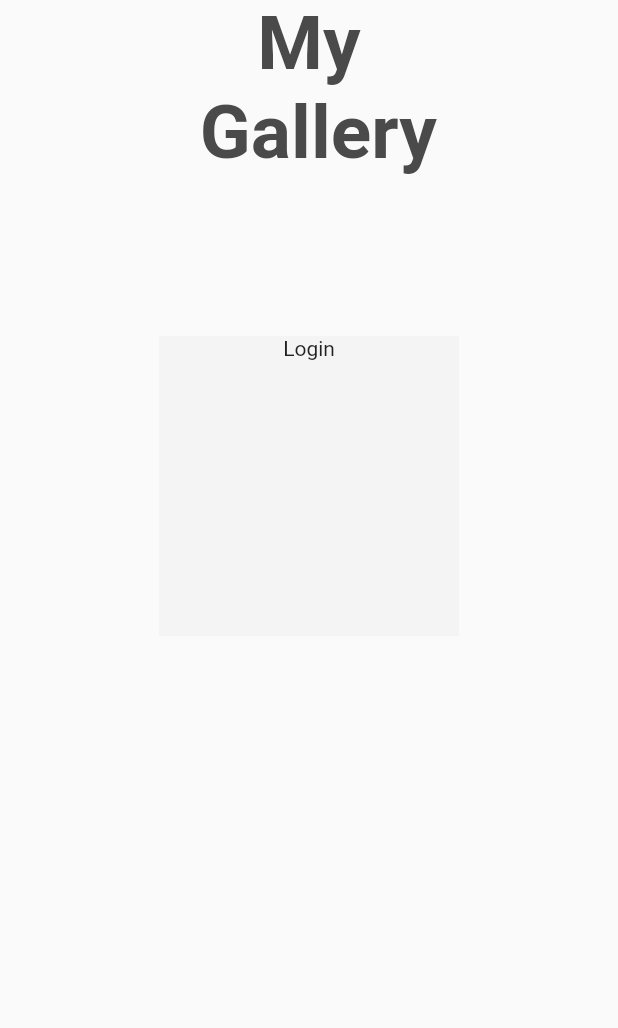
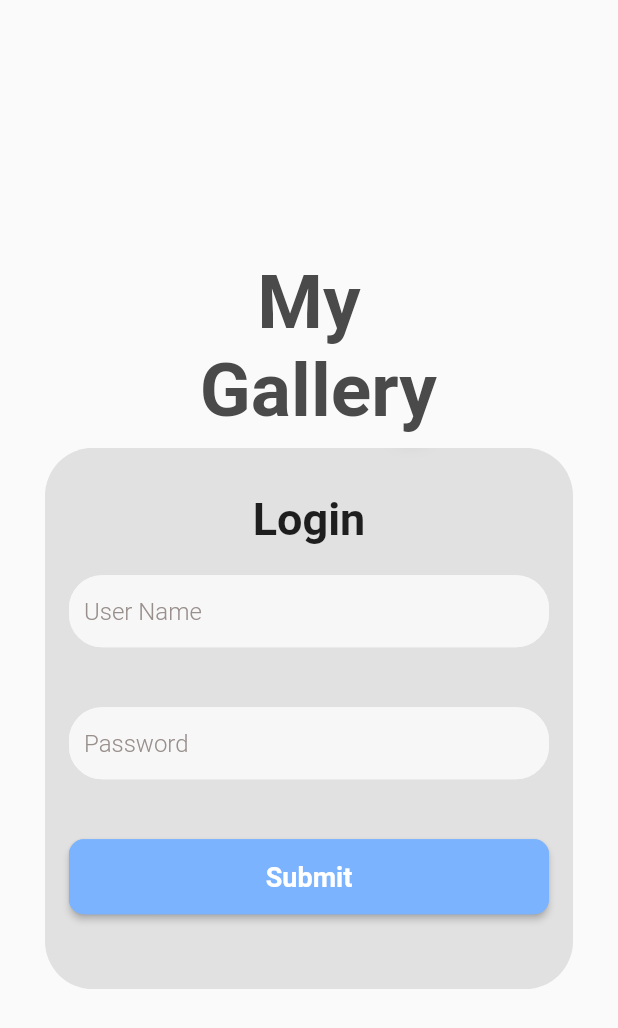
Before and after one commit to ghadaAwad99/FlutterMyGalleryApp, a Flutter app: the screen it shows after launch, on a phone screen of 412 x 824 dp. Shown: the top 1028 px of the screen. Run offline on Flutter 3.47's test engine with Material 2 defaults, Android fonts, the phone set to English and light mode, and no system bars; our stand-ins replace dio, flutter_riverpod, fluttertoast, get_it, pretty_dio_logger, shared_preferences; missing offline and left inert: ndialog.

Commit message:
login card design

```diff
--- a/lib/base/base_service.dart
+++ b/lib/base/base_service.dart
@@ -1,15 +1,43 @@
+import 'dart:convert';
+
+import 'package:shared_preferences/shared_preferences.dart';
+
 import '../data/local/shared_prefs_manager.dart';
+import '../data/remote/auth/models/login_user_model.dart';
 import '../di/service_locator.dart';
 import '../utils/network/network_manager.dart';
 
 class BaseService {
 
   final NetworkManager networkManager = getIt.get<NetworkManager>();
-  final SharedPrefsManager sharedPrefsManager = getIt.get<SharedPrefsManager>();
+
+  String accessToken = '';
+/*  static getSFInstance() async {
+    SharedPreferences prefs = await SharedPreferences.getInstance();
+    return prefs;
+  }
+
+  static addTokenToSF(String? accessToken)  async {
+    SharedPreferences prefs  = await getSFInstance();
+    prefs.setString(appLoginCredentialsKey, (accessToken != null)
+        ? accessToken : "");
+    getTokenSF();
+  }
+
+  getAccessToken()  async {
+    accessToken = await getTokenSF();
+  }
+
+  static Future<String> getTokenSF() async {
+    SharedPreferences prefs = await SharedPreferences.getInstance();
+    String value = prefs.getString(appLoginCredentialsKey) ?? "";
+    print("value $value");
+    return value;
+  }*/
 
 
   Map<String, String> get authenticatedHeaders {
-    return headers..addAll({"Authorization": "Bearer ${sharedPrefsManager.accessToken ?? ''}"});
+    return headers..addAll({"Authorization": "Bearer ${accessToken ?? ''}"});
   }
 
   Map<String, String> get headers {
--- a/lib/ui/auth/login_screen.dart
+++ b/lib/ui/auth/login_screen.dart
@@ -3,6 +3,8 @@ import 'dart:ui';
 import 'package:flutter/material.dart';
 import 'package:flutter_riverpod/flutter_riverpod.dart';
 import 'package:my_gallery_flutter/ui/auth/state/login_viewModel.dart';
+import 'package:my_gallery_flutter/ui/auth/widgets/login_card.dart';
+import 'package:my_gallery_flutter/utils/app_colors.dart';
 
 class LoginScreen extends ConsumerStatefulWidget {
   const LoginScreen({Key? key}) : super(key: key);
@@ -19,39 +21,34 @@ class _LoginScreenState extends ConsumerState<LoginScreen> {
     LoginViewModel viewModel = ref.read(loginViewModelProvider!.notifier);
     return Scaffold(
       body: Column(
+        mainAxisAlignment: MainAxisAlignment.center,
         children:  [
-        const Center(
+         const Padding(
+           padding:  EdgeInsets.all(8.0),
            child: Text(
              "My\n Gallery",
              style: TextStyle(
                  fontSize: 50,
                  fontWeight: FontWeight.bold,
-                color: Color(0xFF4A4A4A),
+                 color: AppColors.darkGrey,
              ),
              textAlign: TextAlign.center,
            ),
          ),
           Container(
-            padding: EdgeInsets.symmetric(vertical: 20, horizontal: 30),
-            width: MediaQuery.of(context).size.width,
-            height: MediaQuery.of(context).size.height / 2,
-            child: new Center(
-              child: new ClipRect(
-                child: new BackdropFilter(
-                  filter: new ImageFilter.blur(sigmaX: 10.0, sigmaY: 10.0),
-                  child: new Container(
-                    width: 200.0,
-                    height: 200.0,
-                    decoration: new BoxDecoration(
-                        color: Colors.grey.shade200.withOpacity(0.5)
+            padding: const EdgeInsets.symmetric(horizontal: 30),
+            child:  ClipRect(
+              child:  Stack(
+                children: <Widget>[
+                  BackdropFilter(
+                    filter: ImageFilter.blur(sigmaX: 8, sigmaY: 8),
+                    child: LoginCard(
+                      buttonOnPress: () {
+                          viewModel.loginUser();
+                        },
                     ),
-                    child: Column(
-                      children: [
-                        Text("Login")
+                  )
                 ],
-                    ),
-                  ),
-                ),
               ),
             ),
           )
--- /dev/null
+++ b/lib/ui/auth/widgets/custom_form_field.dart
@@ -0,0 +1,32 @@
+import 'package:flutter/material.dart';
+
+class CustomFormField extends StatelessWidget {
+  const CustomFormField({
+    Key? key, this.hintText, this.hintColor, this.fillColor,
+  }) : super(key: key);
+  final String? hintText;
+  final Color? hintColor;
+  final Color? fillColor;
+
+  @override
+  Widget build(BuildContext context) {
+    return Padding(
+      padding: const EdgeInsets.symmetric(vertical: 20),
+      child: TextFormField(
+        decoration: InputDecoration(
+          contentPadding: const EdgeInsets.symmetric(vertical: 14, horizontal: 10),
+          border: OutlineInputBorder(
+            borderRadius: BorderRadius.circular(22),
+          ),
+          enabledBorder: OutlineInputBorder(
+              borderRadius: BorderRadius.circular(22),
+              borderSide: BorderSide(color: fillColor ?? Colors.white)),
+          filled: true,
+          fillColor: fillColor ?? Colors.white,
+          hintText: hintText,
+          hintStyle: TextStyle(color: hintColor ?? Colors.grey,fontWeight: FontWeight.w300, fontSize: 16),
+        ),
+      ),
+    );
+  }
+}
--- /dev/null
+++ b/lib/ui/auth/widgets/login_card.dart
@@ -0,0 +1,57 @@
+import 'package:flutter/material.dart';
+import 'package:my_gallery_flutter/ui/auth/widgets/custom_form_field.dart';
+import 'package:my_gallery_flutter/ui/auth/widgets/rounded_button.dart';
+import 'package:my_gallery_flutter/utils/app_colors.dart';
+
+class LoginCard extends StatelessWidget {
+  const LoginCard({
+    Key? key, required this.buttonOnPress,
+  }) : super(key: key);
+  final Function buttonOnPress;
+
+  @override
+  Widget build(BuildContext context) {
+    return Container(
+      width: MediaQuery.of(context).size.width,
+      decoration: BoxDecoration(
+        borderRadius: BorderRadius.circular(32),
+        color: Colors.black.withOpacity(0.1),
+      ),
+      child: Padding(
+        padding: const EdgeInsets.symmetric(horizontal: 16.0, vertical: 30),
+        child: Column(
+          mainAxisAlignment: MainAxisAlignment.spaceEvenly,
+          children: [
+            const Text(
+              "Login",
+              style: TextStyle(fontSize: 30, fontWeight: FontWeight.bold),
+            ),
+            const CustomFormField(
+              hintText: "User Name",
+              fillColor: AppColors.lightGrey,
+              hintColor: AppColors.hintColor,
+            ),
+            const CustomFormField(
+              hintText: "Password",
+              fillColor: AppColors.lightGrey,
+              hintColor: AppColors.hintColor,
+            ),
+            Padding(
+              padding: const EdgeInsets.symmetric(vertical: 20),
+              child: RoundedButton(
+                onPressed: () {
+                  buttonOnPress();
+                },
+                color: AppColors.buttonBlue,
+                child: const Text(
+                    "Submit",
+                    style: TextStyle(fontSize: 18, fontWeight: FontWeight.bold)
+                ),
+              ),
+            ),
+          ],
+        ),
+      ),
+    );
+  }
+}
--- /dev/null
+++ b/lib/ui/auth/widgets/rounded_button.dart
@@ -0,0 +1,29 @@
+import 'package:flutter/material.dart';
+
+class RoundedButton extends StatelessWidget {
+  const RoundedButton({
+    Key? key, required this.onPressed, this.color, required this.child,
+  }) : super(key: key);
+  final Function onPressed;
+  final Color? color;
+  final Widget child;
+
+  @override
+  Widget build(BuildContext context) {
+    return SizedBox(
+      height: 50.0,
+      width: MediaQuery.of(context).size.width,
+      child: MaterialButton(
+        shape: RoundedRectangleBorder(
+            borderRadius: BorderRadius.circular(10.0),
+            side: BorderSide(color: color ?? Colors.blueAccent)),
+        onPressed: () {
+          onPressed();
+        },
+        color: color,
+        textColor: Colors.white,
+        child: child,
+      ),
+    );
+  }
+}
--- /dev/null
+++ b/lib/utils/app_colors.dart
@@ -0,0 +1,8 @@
+import 'dart:ui';
+
+abstract class AppColors {
+  static const Color hintColor = Color(0xff988f8c);
+  static const lightGrey = Color(0xfff7f7f7);
+  static const buttonBlue = Color(0xff7bb3ff);
+  static const darkGrey = Color(0xFF4A4A4A);
+}
```
Lines whose indentation alone changed are shown as unchanged.
